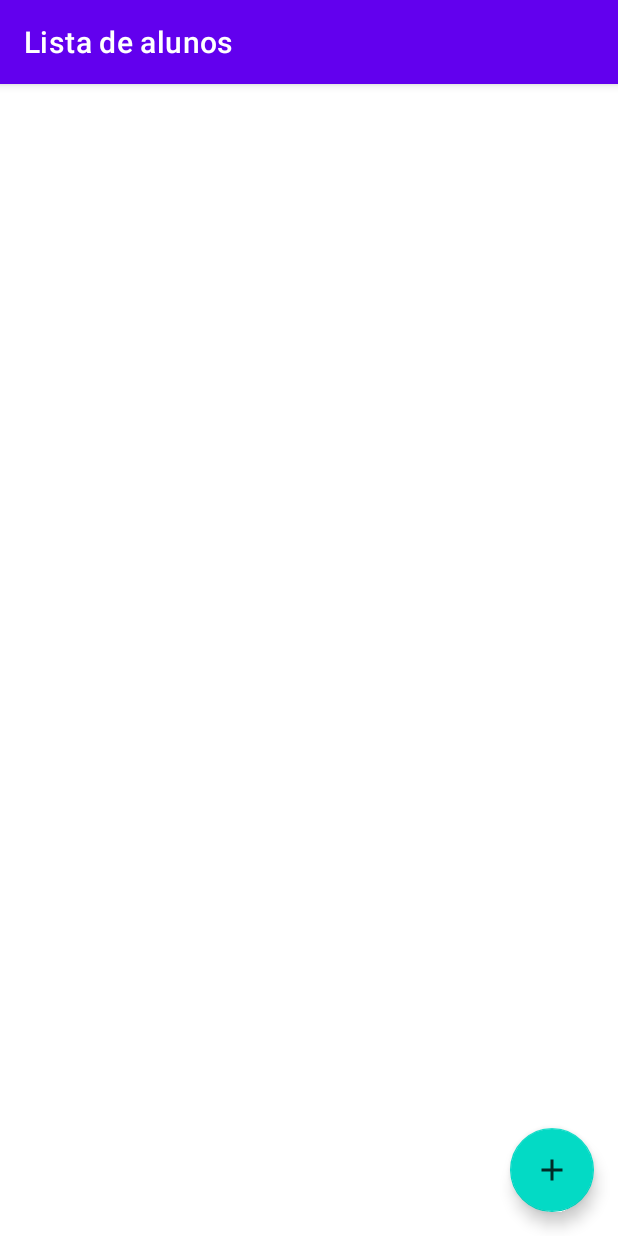
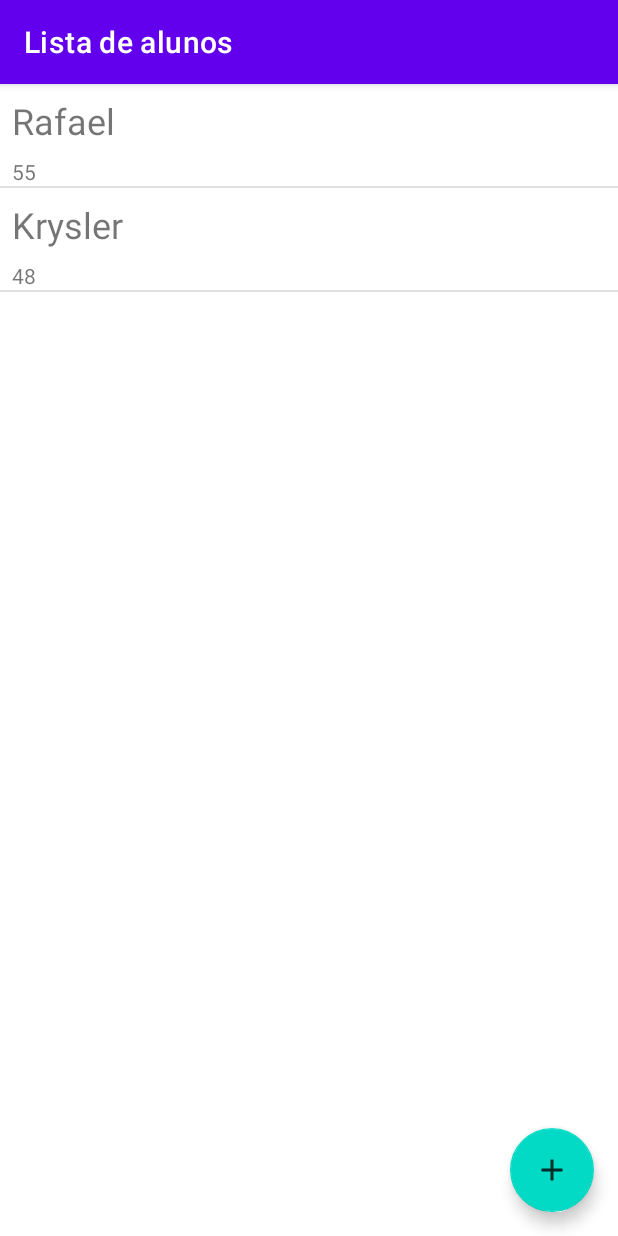
Before and after one commit to RafaelKSalvador/bolsa_compasso_UOL, an Android app: the screen it shows after launch (ListaAlunosActivity), on a phone screen of 412 x 824 dp. Run offline under Robolectric (Android 15) with nearby library versions, the phone set to English and light mode, and no system bars.

Commit message:
Android parte 3: Refinando o projeto

```diff
--- a/app/src/main/AndroidManifest.xml
+++ b/app/src/main/AndroidManifest.xml
@@ -8,7 +8,8 @@
         android:label="@string/app_name"
         android:roundIcon="@mipmap/ic_launcher_round"
         android:supportsRtl="true"
-        android:theme="@style/Theme.Agenda">
+        android:theme="@style/Theme.Agenda"
+        android:name=".AgendaApplication">
         <activity android:name=".ui.activity.ListaAlunosActivity">
             <intent-filter>
                 <action android:name="android.intent.action.MAIN" />
--- /dev/null
+++ b/app/src/main/java/com/example/agenda/AgendaApplication.java
@@ -0,0 +1,21 @@
+package com.example.agenda;
+
+import android.app.Application;
+
+import com.example.agenda.dao.AlunoDAO;
+import com.example.agenda.model.Aluno;
+
+public class AgendaApplication extends Application {
+
+    @Override
+    public void onCreate() {
+        super.onCreate();
+        criaAlunosDeTeste();
+    }
+
+    private void criaAlunosDeTeste() {
+        AlunoDAO dao = new AlunoDAO();
+        dao.salva((new Aluno("Rafael", "55", "rafa@")));
+        dao.salva((new Aluno("Krysler", "48", "krys@")));
+    }
+}
--- a/app/src/main/java/com/example/agenda/ui/adapter/ListaAlunosAdapter.java
+++ b/app/src/main/java/com/example/agenda/ui/adapter/ListaAlunosAdapter.java
@@ -15,7 +15,7 @@ import java.util.List;
 
 public class ListaAlunosAdapter extends BaseAdapter {
     private final List<Aluno> alunos = new ArrayList<>();
-    private Context contenxt;
+    private final Context contenxt;
 
     public ListaAlunosAdapter(Context contenxt) {
         this.contenxt = contenxt;
@@ -38,25 +38,32 @@ public class ListaAlunosAdapter extends BaseAdapter {
 
     @Override
     public View getView(int position, View view, ViewGroup viewGroup) { /*representa a view que estaremos apresentando para cada elemento do adapter*/
-        View viewCriada = LayoutInflater.from(contenxt)
-                .inflate(R.layout.item_aluno, viewGroup, false);
+        View viewCriada = criaView(viewGroup);
         Aluno alunoDevolvido = alunos.get(position);
-        TextView nome = viewCriada.findViewById(R.id.item_aluno_nome);
-        nome.setText(alunoDevolvido.getNome());
-        TextView telefone = viewCriada.findViewById(R.id.item_aluno_telefone);
-        telefone.setText(alunoDevolvido.getTelefone());
+        vincula(viewCriada, alunoDevolvido);
         return viewCriada;
     }
 
-    public void clear() {
-        alunos.clear();
+    private void vincula(View view, Aluno aluno) {
+        TextView nome = view.findViewById(R.id.item_aluno_nome);
+        nome.setText(aluno.getNome());
+        TextView telefone = view.findViewById(R.id.item_aluno_telefone);
+        telefone.setText(aluno.getTelefone());
     }
 
-    public void addAll(List<Aluno> todos) {
+    private View criaView(ViewGroup viewGroup) {
+        return LayoutInflater.from(contenxt)
+                .inflate(R.layout.item_aluno, viewGroup, false);
+    }
+
+    public void atualiza(List<Aluno> alunos) {
+        this.alunos.clear();
         this.alunos.addAll(alunos);
+        notifyDataSetChanged();
     }
 
     public void remove(Aluno aluno) {
         alunos.remove(aluno);
+        notifyDataSetChanged();
     }
 }
```
Also changed, not shown: app/src/main/java/com/example/agenda/ui/activity/ListaAlunosActivity.java (+23 -6 lines).
